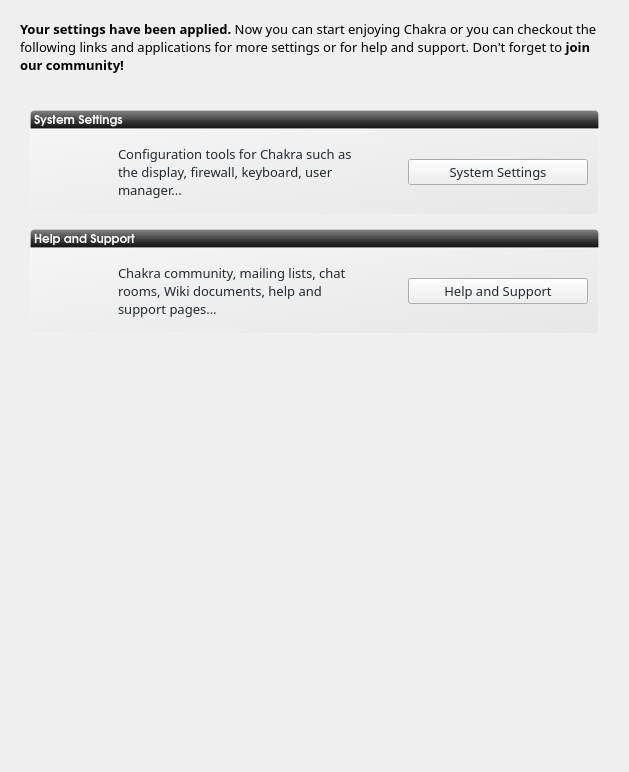
This is ui/ui_scrGoodbye.ui in rshipp/kapudan as Qt 5 draws it before an edit. The edited form follows.
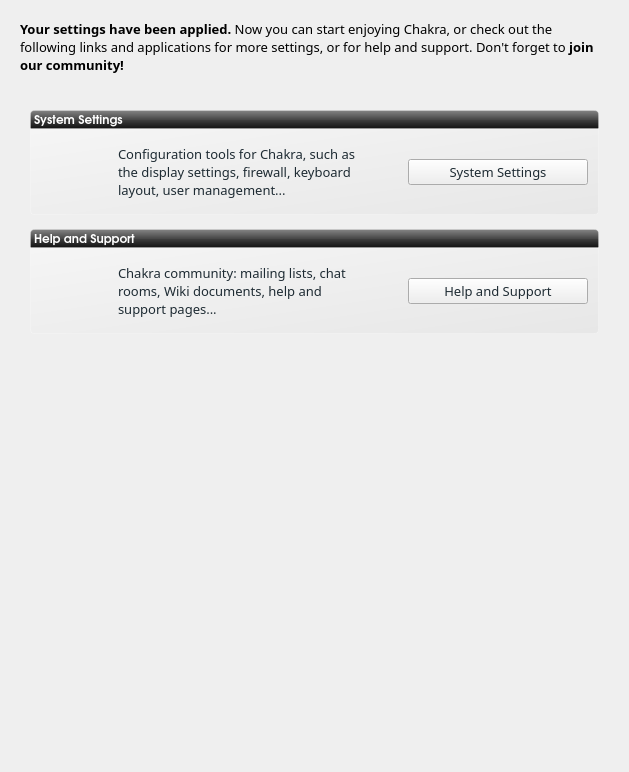
This is the edited form. Icons and pictures are not drawn.

The edit to the form file:
```diff
--- a/ui/ui_scrGoodbye.ui
+++ b/ui/ui_scrGoodbye.ui
@@ -47,7 +47,7 @@
       <string notr="true"/>
      </property>
      <property name="text">
-      <string>&lt;b&gt;Your settings have been applied.&lt;/b&gt; Now you can start enjoying Chakra or you can checkout the following links and applications for more settings or for help and support. Don't forget to &lt;b&gt;join our community!&lt;/b&gt;</string>
+      <string>&lt;html&gt;&lt;head/&gt;&lt;body&gt;&lt;p&gt;&lt;span style=&quot; font-weight:600;&quot;&gt;Your settings have been applied.&lt;/span&gt; Now you can start enjoying Chakra, or check out the following links and applications for more settings, or for help and support. Don't forget to &lt;span style=&quot; font-weight:600;&quot;&gt;join our community!&lt;/span&gt;&lt;/p&gt;&lt;/body&gt;&lt;/html&gt;</string>
      </property>
      <property name="wordWrap">
       <bool>true</bool>
@@ -207,7 +207,7 @@
                <string notr="true">color: rgb(30, 43, 51)</string>
               </property>
               <property name="text">
-               <string>Configuration tools for Chakra such as the display, firewall, keyboard, user manager...</string>
+               <string>Configuration tools for Chakra, such as the display settings, firewall, keyboard layout, user management...</string>
               </property>
               <property name="scaledContents">
                <bool>true</bool>
@@ -366,7 +366,7 @@
                <string notr="true">color: rgb(30, 43, 51)</string>
               </property>
               <property name="text">
-               <string>Chakra community, mailing lists, chat rooms, Wiki documents, help and support pages...</string>
+               <string>Chakra community: mailing lists, chat rooms, Wiki documents, help and support pages...</string>
               </property>
               <property name="scaledContents">
                <bool>true</bool>
```
